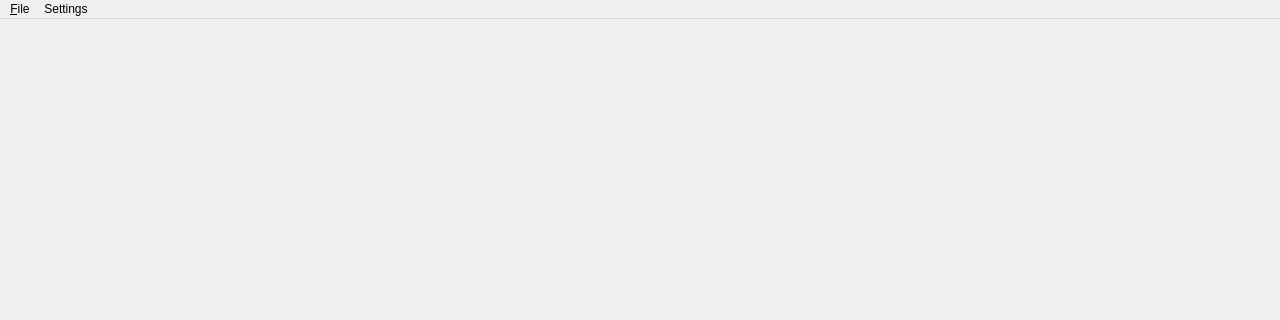
First picture: the form in application/forms/MainWindow.ui, repository reframedultimate/ReFramed, before the edit; both pictures show x 0 to 1280 and y 0 to 320 of the 1280 by 720 pixel window.
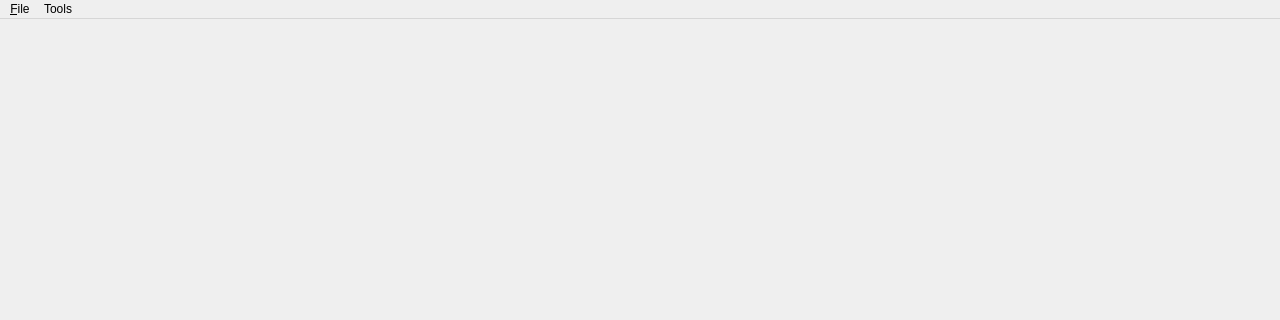
Second picture: the form after the edit.

```diff
--- a/application/forms/MainWindow.ui
+++ b/application/forms/MainWindow.ui
@@ -21,8 +21,8 @@
     <rect>
      <x>0</x>
      <y>0</y>
-     <width>1589</width>
-     <height>21</height>
+     <width>1280</width>
+     <height>29</height>
     </rect>
    </property>
    <widget class="QMenu" name="menu_File">
@@ -36,7 +36,7 @@
    </widget>
    <widget class="QMenu" name="menuSettings">
     <property name="title">
-     <string>Settings</string>
+     <string>Tools</string>
     </property>
    </widget>
    <addaction name="menu_File"/>
```
Left out of the diff: 6 changed lines with no effect on the pictures.
